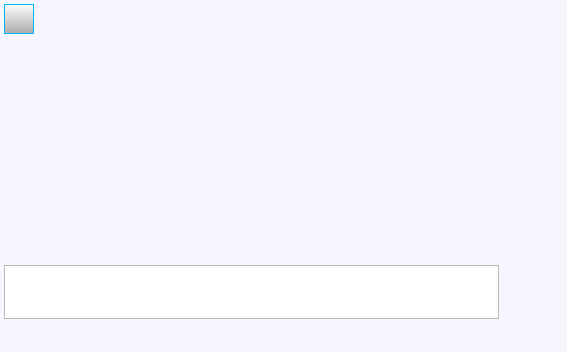
Before: the Qt Designer form share/skins/default/chat.ui in itds-consulting/yate, drawn with Qt 5.
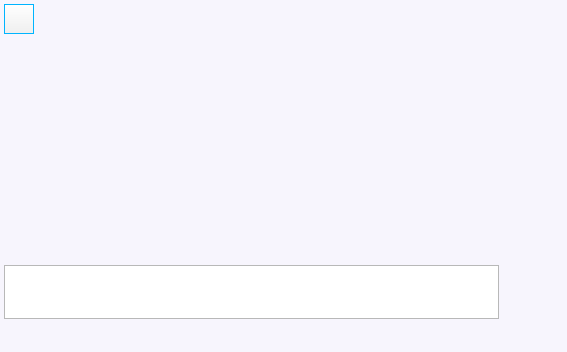
After: the same form once the commit is applied. Icons and pictures are not drawn.

Commit message: Changed create muc button in chat ui.

Patch:
```diff
--- a/share/skins/default/chat.ui
+++ b/share/skins/default/chat.ui
@@ -71,7 +71,7 @@
        <property name="styleSheet" >
         <string>QToolButton {
   border: 1px solid #00b4ff;
-  background: qlineargradient(x1: 0, y1: 0, x2: 0, y2: 1, stop: 0 #ffffff, stop: 1 #aaaaaa);
+  background: qlineargradient(x1: 0, y1: 0, x2: 0, y2: 1, stop: 0 #ffffff, stop: 1 #eeeeee);
 }
 QToolButton:hover {
   background: qlineargradient(x1: 0, y1: 0, x2: 0, y2: 1, stop: 0 #aaaaaa, stop: 1 #ffffff);
@@ -83,8 +83,8 @@
        </property>
        <property name="iconSize" >
         <size>
-         <width>24</width>
-         <height>24</height>
+         <width>20</width>
+         <height>20</height>
         </size>
        </property>
        <property name="autoRaise" >
```
Left out of the diff: 4 changed lines with no effect on the pictures. The commit also changes 1 other file.
